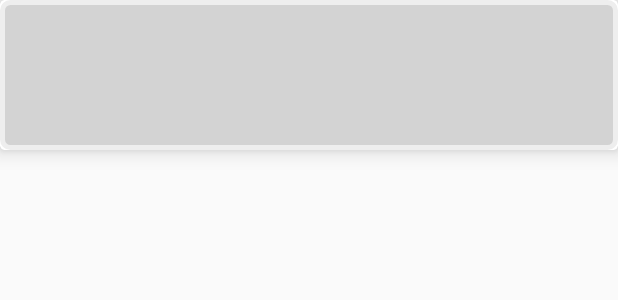
After one commit to bingweibi/View, an Android app: the layout zhihulistitem.xml on its own in the app's theme, with its tools: preview values and no code run, on a phone screen of 412 x 824 dp. The commit adds this screen. Shown: the top 300 px of the screen. Run offline under Robolectric (Android 15) with nearby library versions, the phone set to English and light mode, and no system bars.

Commit message:
0514 night对不起 担忧 犯错 抱歉

```diff
--- a/app/src/main/AndroidManifest.xml
+++ b/app/src/main/AndroidManifest.xml
@@ -1,6 +1,8 @@
 <?xml version="1.0" encoding="utf-8"?>
 <manifest xmlns:android="http://schemas.android.com/apk/res/android"
     package="com.example.bibingwei.view" >
+
+    <uses-permission android:name="android.permission.INTERNET"/>
 
     <application
         android:allowBackup="true"
--- /dev/null
+++ b/app/src/main/res/drawable/bg_border.xml
@@ -0,0 +1,8 @@
+<?xml version="1.0" encoding="utf-8"?>
+<shape xmlns:android="http://schemas.android.com/apk/res/android">
+    <solid android:color="#D3D3D3" />
+    <stroke android:width="3dp" android:color="#EEEEEE" />
+    <corners android:radius="5dp" />
+    <padding android:left="0dp" android:top="0dp"
+        android:right="0dp" android:bottom="0dp" />
+</shape>
--- /dev/null
+++ b/app/src/main/res/layout/zhihulistitem.xml
@@ -0,0 +1,32 @@
+<?xml version="1.0" encoding="utf-8"?>
+<android.support.v7.widget.CardView
+    xmlns:android="http://schemas.android.com/apk/res/android"
+    xmlns:app="http://schemas.android.com/apk/res-auto"
+    android:layout_width="match_parent"
+    android:layout_height="wrap_content"
+    android:focusable="true"
+    android:layout_margin="@dimen/cardview_margin"
+    app:cardCornerRadius="3dp"
+    app:cardElevation="8dp">
+
+    <LinearLayout
+        android:orientation="horizontal"
+        android:layout_width="match_parent"
+        android:layout_height="match_parent"
+        android:background="@drawable/bg_border">
+
+        <ImageView
+            android:id="@+id/zhihuListImageItem"
+            android:layout_width="100dp"
+            android:layout_height="100dp"
+            android:padding="10dp" />
+        <TextView
+            android:id="@+id/zhihuListTextItem"
+            android:layout_width="wrap_content"
+            android:layout_height="wrap_content"
+            android:textSize="16sp"
+            android:layout_marginStart="18dp"
+            android:layout_marginTop="20dp" />
+    </LinearLayout>
+
+</android.support.v7.widget.CardView>
--- a/app/src/main/res/values/dimens.xml
+++ b/app/src/main/res/values/dimens.xml
@@ -2,4 +2,5 @@
     <!-- Default screen margins, per the Android Design guidelines. -->
     <dimen name="activity_horizontal_margin">16dp</dimen>
     <dimen name="activity_vertical_margin">16dp</dimen>
+    <dimen name="cardview_margin">0dp</dimen>
 </resources>
```
Also changed, not shown: app/build.gradle (+26 -0 lines), app/src/main/java/com/example/bibingwei/view/adapter/ZhihuAdapter.java (added, +61 -0 lines), app/src/main/java/com/example/bibingwei/view/api/ZhihuApi.java (added, +16 -0 lines), app/src/main/java/com/example/bibingwei/view/bean/ZhiHu.java (added, +113 -0 lines), app/src/main/java/com/example/bibingwei/view/fragments/zhihu_fragment.java (+57 -3 lines), app/src/main/res/layout/fragment_zhihu_fragment.xml (+3 -4 lines).
